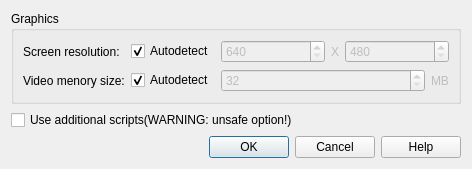
Old version of the form src/settingsdialog.ui in the repository LLIAKAJL/WineWizard.
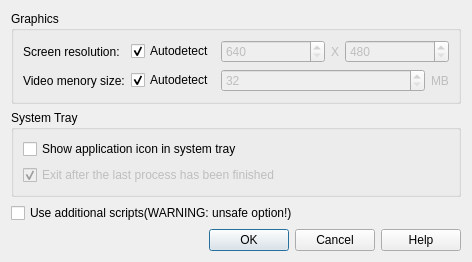
New version of the form.

Commit message: Downloading cancel: bug fix Select Architecure dialog title fix Add System tray settings

Diff of the .ui file:
```diff
--- a/src/settingsdialog.ui
+++ b/src/settingsdialog.ui
@@ -7,7 +7,7 @@
     <x>0</x>
     <y>0</y>
     <width>470</width>
-    <height>173</height>
+    <height>270</height>
    </rect>
   </property>
   <property name="windowTitle">
@@ -130,6 +130,35 @@
      </layout>
     </widget>
    </item>
+   <item>
+    <widget class="QGroupBox" name="trayGB">
+     <property name="title">
+      <string>System Tray</string>
+     </property>
+     <layout class="QVBoxLayout" name="verticalLayout_2">
+      <item>
+       <widget class="QCheckBox" name="showTray">
+        <property name="text">
+         <string>Show application icon in system tray</string>
+        </property>
+       </widget>
+      </item>
+      <item>
+       <widget class="QCheckBox" name="quit">
+        <property name="enabled">
+         <bool>false</bool>
+        </property>
+        <property name="text">
+         <string>Exit after the last process has been finished</string>
+        </property>
+        <property name="checked">
+         <bool>true</bool>
+        </property>
+       </widget>
+      </item>
+     </layout>
+    </widget>
+   </item>
    <item>
     <widget class="QCheckBox" name="useScripts">
      <property name="text">
```
Left out of the diff: 24 changed lines with no effect on the pictures. The commit also changes 23 other files.
